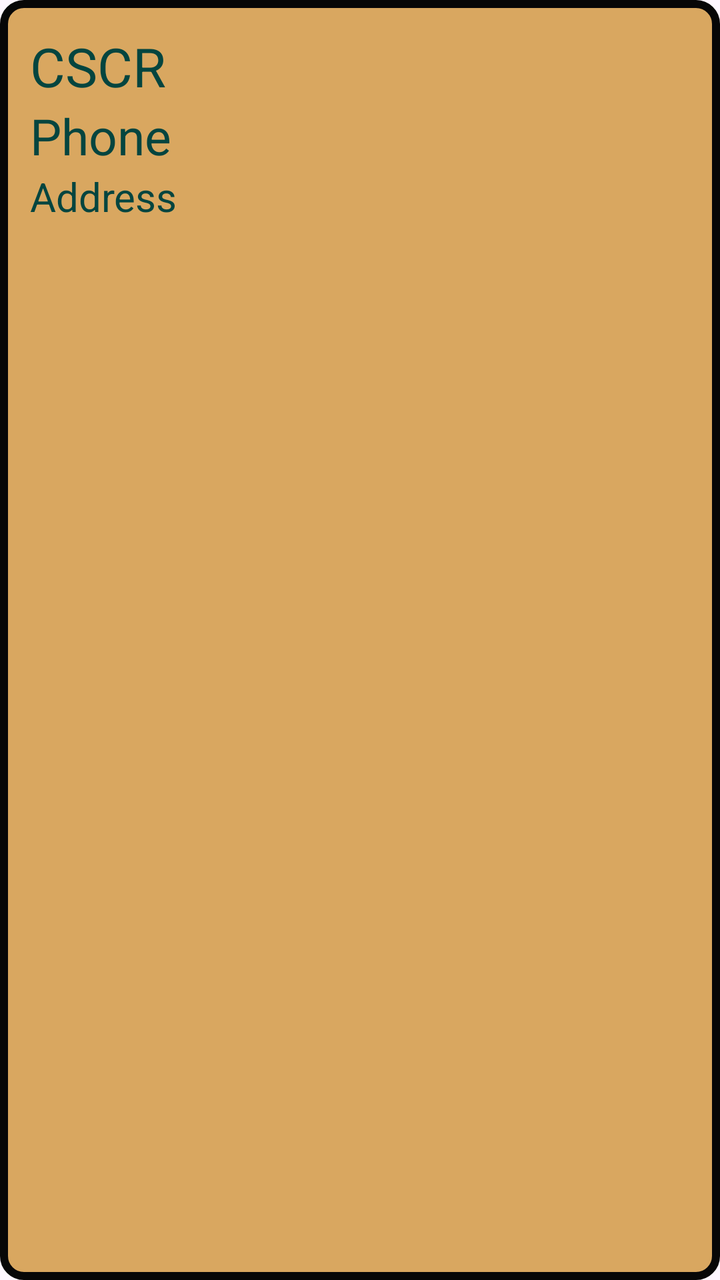
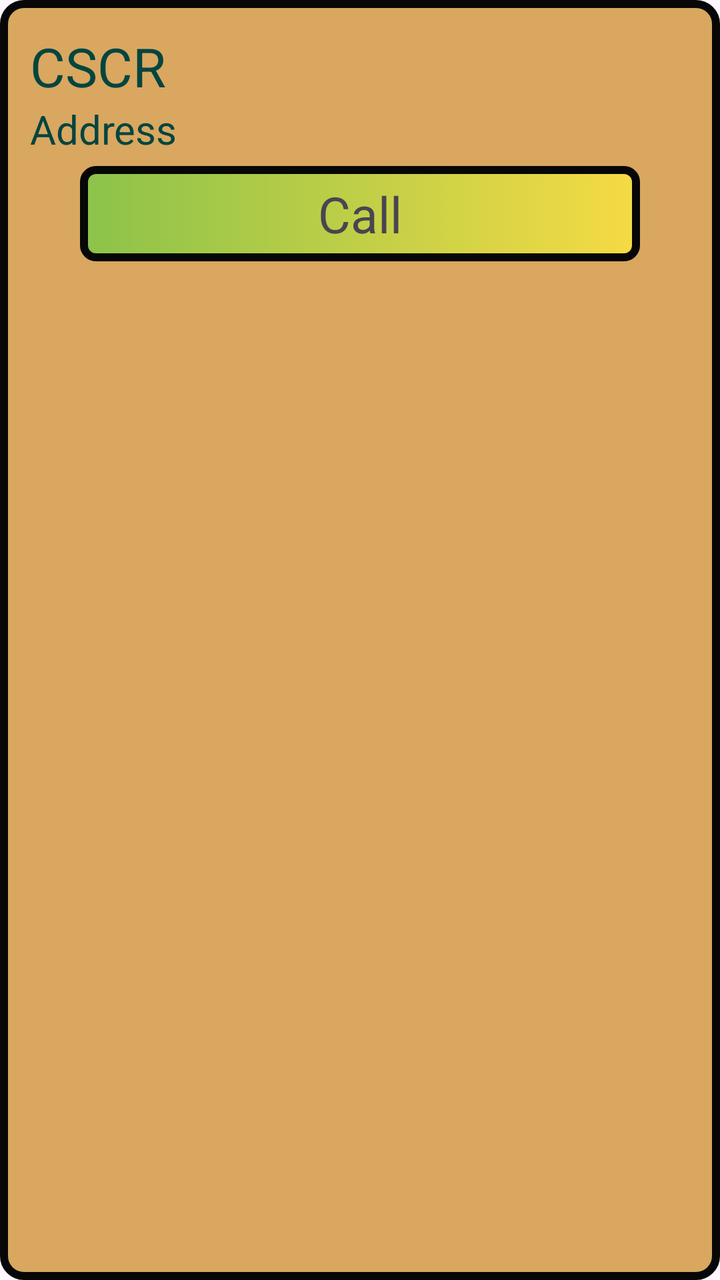

Compare the two renders of this Android layout. The source of the first and the diff that turns it into the second are given below.
<!-- AndroidManifest.xml: application theme Theme.AnowaraHelpLine -->
<!-- res/layout/hospital.xml -->
<?xml version="1.0" encoding="utf-8"?>
<LinearLayout xmlns:android="http://schemas.android.com/apk/res/android"
    android:layout_width="match_parent"
    android:layout_height="wrap_content"
    xmlns:app="http://schemas.android.com/apk/res-auto"
    android:padding="5dp"
    android:gravity="center"
    android:id="@+id/hospitalLinerLayout"
    android:background="@drawable/phonecall_background_hospital"
    android:layout_margin="10dp"
    >
    <LinearLayout
        android:layout_width="match_parent"
        android:layout_height="match_parent"
        android:orientation="vertical"
        android:padding="10dp"
        >

    <TextView
        android:id="@+id/hospitalName"
        android:layout_width="match_parent"
        android:layout_height="wrap_content"
        android:text="CSCR"
        android:textSize="27dp"
        android:textColor="#04453F"
        />
    <TextView
        android:id="@+id/hospitalPhone"
        android:layout_width="match_parent"
        android:layout_height="wrap_content"
        android:text="Phone"
        android:textSize="25dp"
        android:textColor="#04453F"
        />
    <TextView
        android:id="@+id/hospitalAdress"
        android:layout_width="match_parent"
        android:layout_height="wrap_content"
        android:text="Address"
        android:textSize="20dp"
        android:maxLines="1"
        android:ellipsize="end"
        android:textColor="#04453F"
        />
    </LinearLayout>


</LinearLayout>
<!-- resources referenced by this layout -->
<resources>
  <!-- drawable phonecall_background_hospital (drawable) -->
  <?xml version="1.0" encoding="utf-8"?>
  <shape xmlns:android="http://schemas.android.com/apk/res/android"
      android:shape="rectangle" >
      <corners android:radius="10dp" />
      <stroke android:width="4dp" android:color="#070707" />
      <solid android:color="#BFCD8D2B"/>
  
  </shape>
  <style name="Theme.AnowaraHelpLine" parent="Base.Theme.AnowaraHelpLine" />
  <style name="Base.Theme.AnowaraHelpLine" parent="Theme.Material3.DayNight.NoActionBar">
          
          
      </style>
</resources>

<!-- the commit's change to res/layout/hospital.xml (unified diff, before → after) -->
@@ -24,14 +24,7 @@
         android:textSize="27dp"
         android:textColor="#04453F"
         />
-    <TextView
-        android:id="@+id/hospitalPhone"
-        android:layout_width="match_parent"
-        android:layout_height="wrap_content"
-        android:text="Phone"
-        android:textSize="25dp"
-        android:textColor="#04453F"
-        />
+
     <TextView
         android:id="@+id/hospitalAdress"
         android:layout_width="match_parent"
@@ -42,6 +35,21 @@
         android:ellipsize="end"
         android:textColor="#04453F"
         />
+
+        <TextView
+            android:id="@+id/callHospitalPhoneBtn"
+            android:layout_width="match_parent"
+            android:layout_height="wrap_content"
+            android:text="Call"
+            android:textSize="25dp"
+            android:textAlignment="center"
+            android:background="@drawable/blood_donation"
+            android:layout_below="@+id/drTimeTxt"
+            android:layout_marginTop="5dp"
+            android:layout_marginLeft="25dp"
+            android:layout_marginRight="25dp"
+            android:padding="7dp"
+            />
     </LinearLayout>
 
 
<!-- resource entries referenced after the edit -->
@@ -1,5 +1,22 @@
 <!-- resources referenced by this layout -->
 <resources>
+  <!-- drawable blood_donation (drawable) -->
+  <?xml version="1.0" encoding="utf-8"?>
+  <selector xmlns:android="http://schemas.android.com/apk/res/android">
+  
+      <item>
+          <shape android:shape="rectangle"
+              >
+              <gradient android:startColor="#8BC34A"
+                  android:endColor="#C1FFEB3B"/>
+              <corners android:radius="6dp"/>
+              <stroke android:width="4dp" android:color="#070707" />
+          </shape>
+  
+  
+  
+      </item>
+  </selector>
   <!-- drawable phonecall_background_hospital (drawable) -->
   <?xml version="1.0" encoding="utf-8"?>
   <shape xmlns:android="http://schemas.android.com/apk/res/android"
